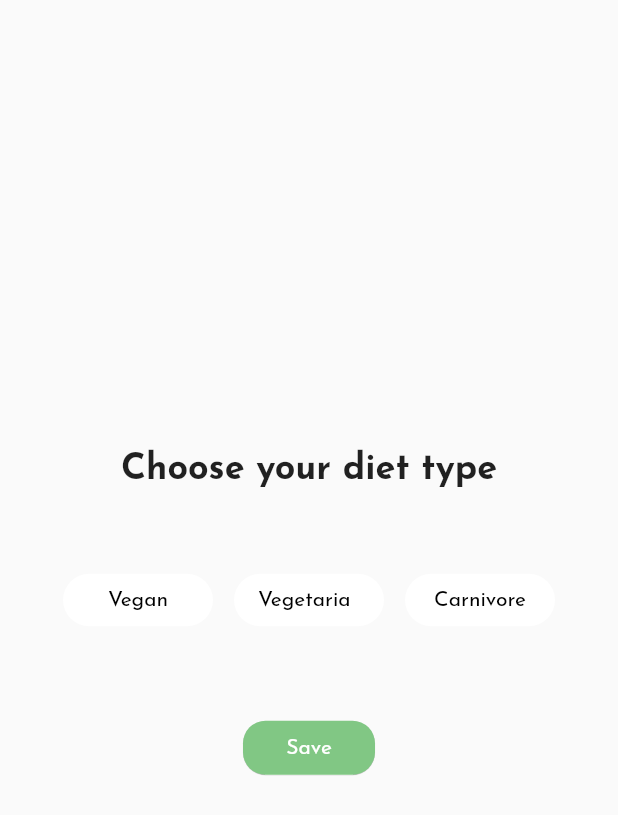
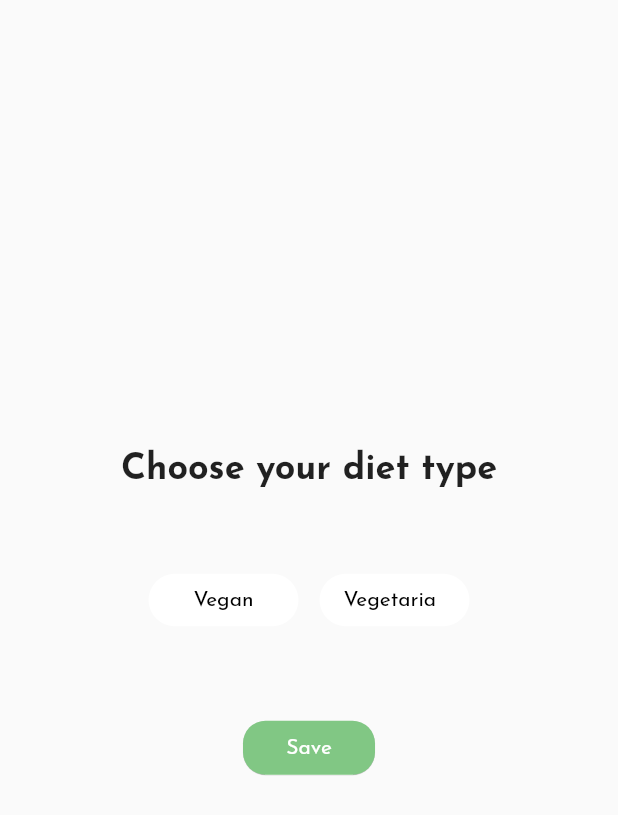
Before and after one commit to vasco-martins/isaved, a Flutter app: the screen it shows after launch, on a phone screen of 412 x 824 dp. Shown: the top 815 px of the screen. Run offline on Flutter 3.47's test engine with Material 2 defaults, Android fonts, the phone set to English and light mode, and no system bars; drawn by our look-alikes of custom_radio_grouped_button; our stand-ins replace cloud_firestore, firebase_auth, flutter_datetime_picker, flutter_icons, get_it; accounts and stored records are empty.

Commit message:
[remove] Carnivore option

```diff
--- a/lib/pages/settings.dart
+++ b/lib/pages/settings.dart
@@ -46,12 +46,10 @@ class _SettingsState extends State<Settings> {
                 buttonLables: [
                   "Vegan",
                   "Vegetarian",
-                  "Carnivore",
                 ],
                 buttonValues: [
                   "Vegan",
                   "Vegetarian",
-                  "Carnivore",
                 ],
                 radioButtonValue: (value) {
                   setState(() {
```
